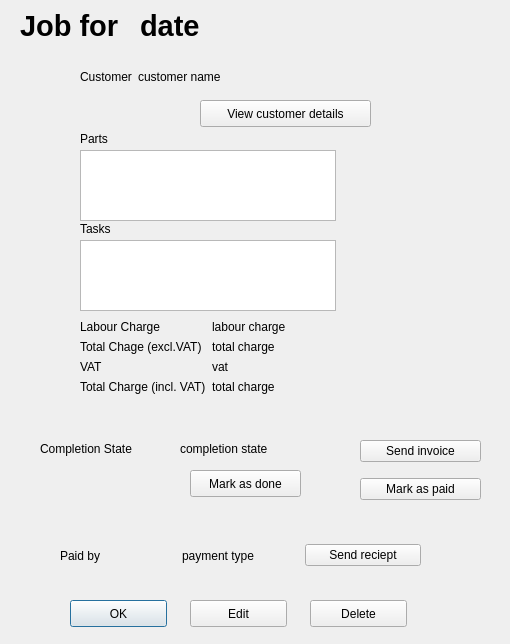
Qt form dialogs/job/JobShow.ui (supermaximo93/Computing_Project) before a commit.
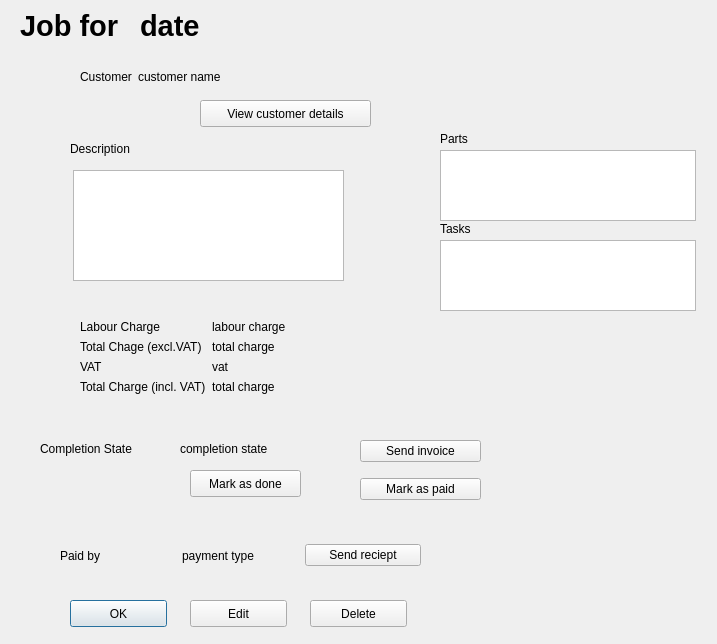
The same form after that commit.

Commit message: Added description field to Job and quantity field to Part

What changed in the file:
```diff
--- a/dialogs/job/JobShow.ui
+++ b/dialogs/job/JobShow.ui
@@ -6,7 +6,7 @@
    <rect>
     <x>0</x>
     <y>0</y>
-    <width>510</width>
+    <width>717</width>
     <height>644</height>
    </rect>
   </property>
@@ -126,7 +126,7 @@
   <widget class="QLabel" name="label_part">
    <property name="geometry">
     <rect>
-     <x>80</x>
+     <x>440</x>
      <y>130</y>
      <width>41</width>
      <height>17</height>
@@ -139,7 +139,7 @@
   <widget class="QLabel" name="label_tasks">
    <property name="geometry">
     <rect>
-     <x>80</x>
+     <x>440</x>
      <y>220</y>
      <width>41</width>
      <height>17</height>
@@ -303,7 +303,7 @@
   <widget class="QListWidget" name="listWidget_tasksE">
    <property name="geometry">
     <rect>
-     <x>80</x>
+     <x>440</x>
      <y>240</y>
      <width>256</width>
      <height>71</height>
@@ -313,7 +313,7 @@
   <widget class="QListWidget" name="listWidget_partsE">
    <property name="geometry">
     <rect>
-     <x>80</x>
+     <x>440</x>
      <y>150</y>
      <width>256</width>
      <height>71</height>
@@ -346,6 +346,32 @@
     <string>Mark as done</string>
    </property>
   </widget>
+  <widget class="QPlainTextEdit" name="plainTextEdit_descriptionE">
+   <property name="geometry">
+    <rect>
+     <x>73</x>
+     <y>170</y>
+     <width>271</width>
+     <height>111</height>
+    </rect>
+   </property>
+   <property name="readOnly">
+    <bool>true</bool>
+   </property>
+  </widget>
+  <widget class="QLabel" name="label_description">
+   <property name="geometry">
+    <rect>
+     <x>70</x>
+     <y>140</y>
+     <width>91</width>
+     <height>17</height>
+    </rect>
+   </property>
+   <property name="text">
+    <string>Description</string>
+   </property>
+  </widget>
  </widget>
  <resources/>
  <connections/>
```
The commit also changes 17 other files.
